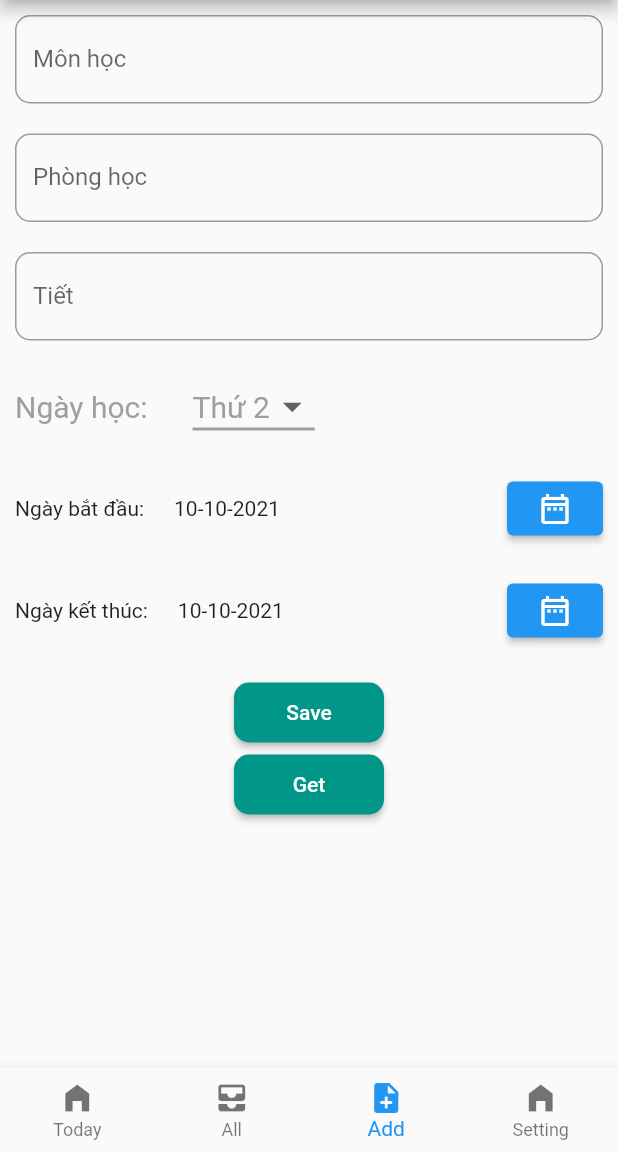
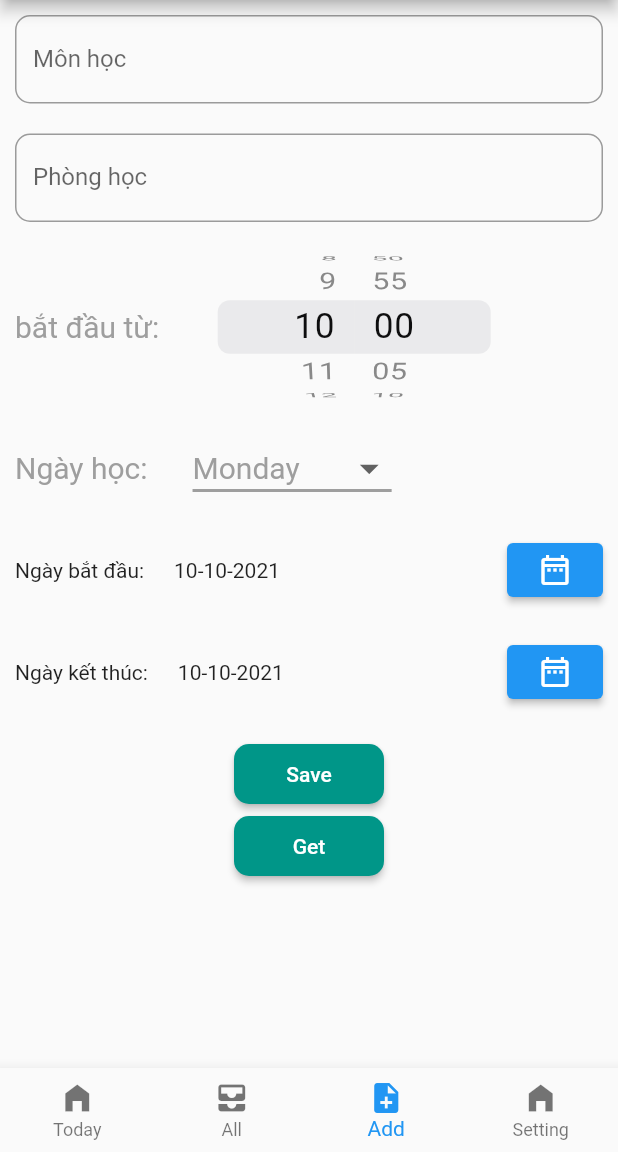
Before and after one commit to buingocminh/flutter_demo, a Flutter app: the screen it shows after launch, item 3 of the bottom bar chosen, on a phone screen of 412 x 824 dp, the part 84-1236 px from its top. Run offline on Flutter 3.47's test engine with Material 2 defaults, Android fonts, the phone set to English and light mode, and no system bars; our stand-ins replace equatable, flutter_bloc; network calls fail.

Commit message:
todaylist

```diff
--- a/tlu_app/lib/blocs/today_list_bloc.dart
+++ b/tlu_app/lib/blocs/today_list_bloc.dart
@@ -1 +1,24 @@
-// class TodayListBloc extends
+import 'package:flutter_bloc/flutter_bloc.dart';
+import 'package:tlu_app/events/today_list_event.dart';
+import 'package:tlu_app/model/schedule.dart';
+import 'package:tlu_app/model/schedules_list.dart';
+import 'package:tlu_app/states/today_list_state.dart';
+
+class TodayListBloc extends Bloc<TodayListEvent,TodayListState>{
+  final Schedules_list schedules_list;
+  TodayListBloc({required this.schedules_list}) : super(TodayListStateInitial());
+  DateTime now = DateTime.now();
+  @override
+  Stream<TodayListState> mapEventToState(todayListEvent)  async*{
+   if(todayListEvent is TodayListEventBegin){
+      // yield TodayListStateLoading();
+      try{
+        // schedules_list.getListToday();
+        final List<Schedule> listToday= await schedules_list.getListToday();
+        yield TodayListStateSuccess(scheduleToday: listToday);
+      }catch(exception){
+        yield TodayListStateFailure();
+      }
+   }
+  }
+}
--- a/tlu_app/lib/main.dart
+++ b/tlu_app/lib/main.dart
@@ -1,18 +1,25 @@
 import 'package:flutter/material.dart';
+import 'package:flutter_bloc/flutter_bloc.dart';
+import 'package:tlu_app/blocs/today_list_bloc.dart';
+import 'package:tlu_app/model/schedules_list.dart';
 import 'package:tlu_app/pages/home_page.dart';
 void main() {
-  runApp(const MyApp());
+  final Schedules_list schedules_list= Schedules_list();
+  runApp( MyApp(list: schedules_list));
 }
 
 class MyApp extends StatelessWidget {
-  const MyApp({Key? key}) : super(key: key);
-
+  final Schedules_list list;
+  const MyApp({Key? key , required this.list}) : super(key: key);
   // This widget is the root of your application.
   @override
   Widget build(BuildContext context) {
-    return const MaterialApp(
+    return MaterialApp(
       title: 'TLU Schedule',
-      home: Home(),
+      home: BlocProvider(
+        create: ( context) => TodayListBloc(schedules_list: list),
+        child: const Home(),
+      ),
       routes: {},
     );
   }
--- a/tlu_app/lib/model/schedule.dart
+++ b/tlu_app/lib/model/schedule.dart
@@ -10,7 +10,7 @@ class Schedule {
   final DateTime startDate;
   final DateTime endDate;
   final String timeBegin;
-  final int dayAction;
+  final String dayAction;
   late final String teacher;
 
   Schedule({
--- a/tlu_app/lib/pages/home_page.dart
+++ b/tlu_app/lib/pages/home_page.dart
@@ -1,4 +1,5 @@
 import 'package:flutter/material.dart';
+import 'package:tlu_app/widget/today_widget.dart';
 
 import '../widget/dummy_centrel.dart';
 class Home extends StatefulWidget {
@@ -10,10 +11,9 @@ class Home extends StatefulWidget {
 class _HomeState extends State<Home> {
   int _currentIndex =0;
    var tabs= [
-    const Center(child: Text('Today')),
+    const TodayPage(),
     const Center(child: Text('All')),
-
-     dummy(),
+     const dummy(),
     const Center(child: Text('Setting')),
     const Center(child: Text('shit'))
   ];
--- a/tlu_app/lib/states/today_list_state.dart
+++ b/tlu_app/lib/states/today_list_state.dart
@@ -9,6 +9,7 @@ abstract class TodayListState extends Equatable{
 }
 class TodayListStateInitial extends TodayListState{}
 class TodayListStateLoading extends TodayListState{}
+class TodayListStateFailure extends TodayListState{}
 class TodayListStateSuccess extends TodayListState{
     final List<Schedule> scheduleToday;
     const TodayListStateSuccess({required this.scheduleToday});
--- a/tlu_app/lib/widget/dummy_centrel.dart
+++ b/tlu_app/lib/widget/dummy_centrel.dart
@@ -1,3 +1,4 @@
+import 'package:flutter/cupertino.dart';
 import 'package:flutter/material.dart';
 import 'package:intl/intl.dart';
 import '../model/schedules_list.dart';
@@ -11,11 +12,14 @@ class dummy extends StatefulWidget {
 
 class _dummyState extends State<dummy> {
   var isloading = false;
-  int valueChoose=2;
+  DateTime now = DateTime.now();
+  String valueChoose='Monday';
+  DateTime time = DateTime.now();
   final formkey = GlobalKey<FormState>();
   final list = Schedules_list();
   void callsomething() async {
     formkey.currentState!.save();
+    savelist["time"]= DateFormat('HH:mm').format(time);
     savelist["DayAction"]= valueChoose;
     savelist["start"]=startDate.toString();
     savelist["end"]=startDate.toString();
@@ -40,7 +44,7 @@ class _dummyState extends State<dummy> {
     "DayAction": null,
     "time": null
   };
-  List<String> listItems =['Thứ 2','Thứ 3','Thứ 4','Thứ 5','Thứ 6','Thứ 7','Chủ nhật'];
+  List<String> listItems =['Monday','Tuesday','Wednesday','Thursday','Friday','Saturday','Sunday'];
   List<int> listValue=[2,3,4,5,6,7,0];
   // late int valueChoose=listValue[0];
   void _Showdate(date) {
@@ -57,14 +61,13 @@ class _dummyState extends State<dummy> {
               } else {
                 endDate = value!;
                 // savelist["end"] = value as String;
-                print(endDate.toString());
               }
             }));
     // print(savelist["start"]);
   }
   Widget buildListPicker()=>SizedBox(
 
-      child: DropdownButton<int>(
+      child: DropdownButton<String>(
         value: valueChoose,
         icon: const Icon(Icons.arrow_drop_down),
         iconSize: 30,
@@ -74,19 +77,33 @@ class _dummyState extends State<dummy> {
           height: 2,
           color: Colors.grey,
         ),
-        onChanged: (int? newValue) {
+        onChanged: (String? newValue) {
           setState(() {
             valueChoose = newValue! ;
           });
         },
-        items: listValue.map<DropdownMenuItem<int>>((int Svalue) {
-          return DropdownMenuItem<int>(
+        items: listItems.map<DropdownMenuItem<String>>((String Svalue) {
+          return DropdownMenuItem<String>(
             value: Svalue,
-            child: Text("Thứ $Svalue", style: const TextStyle(fontSize: 20),),
+            child: Text(Svalue, style: const TextStyle(fontSize: 20),),
           );
         }).toList(),
       )
   );
+  Widget buildTimePicker() => SizedBox(
+    height: 100,
+    width: 200,
+    child: CupertinoDatePicker(
+      // initialDateTime: time,
+      mode: CupertinoDatePickerMode.time,
+      minuteInterval: 5,
+      initialDateTime: DateTime(now.year, now.month, now.day, now.hour, (now.minute % 5 * 5).toInt()),
+      use24hFormat: true,
+      onDateTimeChanged: (dateTime) =>
+          setState(() => time = dateTime),
+    ),
+  );
+
   @override
   Widget build(BuildContext context) {
     return isloading
@@ -113,11 +130,12 @@ class _dummyState extends State<dummy> {
                         onSaved: (res) => savelist["room"] = res!,
                       ),
                       const Padding(padding: EdgeInsets.symmetric(vertical: 10)),
-                      TextFormField(
-                        decoration: const InputDecoration(
-                            border: OutlineInputBorder(borderRadius: BorderRadius.all(Radius.circular(10))),
-                            labelText: "Tiết"),
-                        onSaved: (res) => savelist["time"] = res!,
+                      Row(
+                        children: [
+                          const Text('bắt đầu từ:',style: TextStyle(fontSize: 20, color: Colors.grey),),
+                          const Padding(padding: EdgeInsets.symmetric(horizontal: 15)),
+                          buildTimePicker()
+                        ],
                       ),
                       const Padding(padding: EdgeInsets.symmetric(vertical: 10)),
                       Row(
```
Also changed, not shown: tlu_app/lib/model/schedules_list.dart (+31 -1 lines), tlu_app/lib/widget/today_widget.dart (added, +97 -0 lines), 1 other file.
